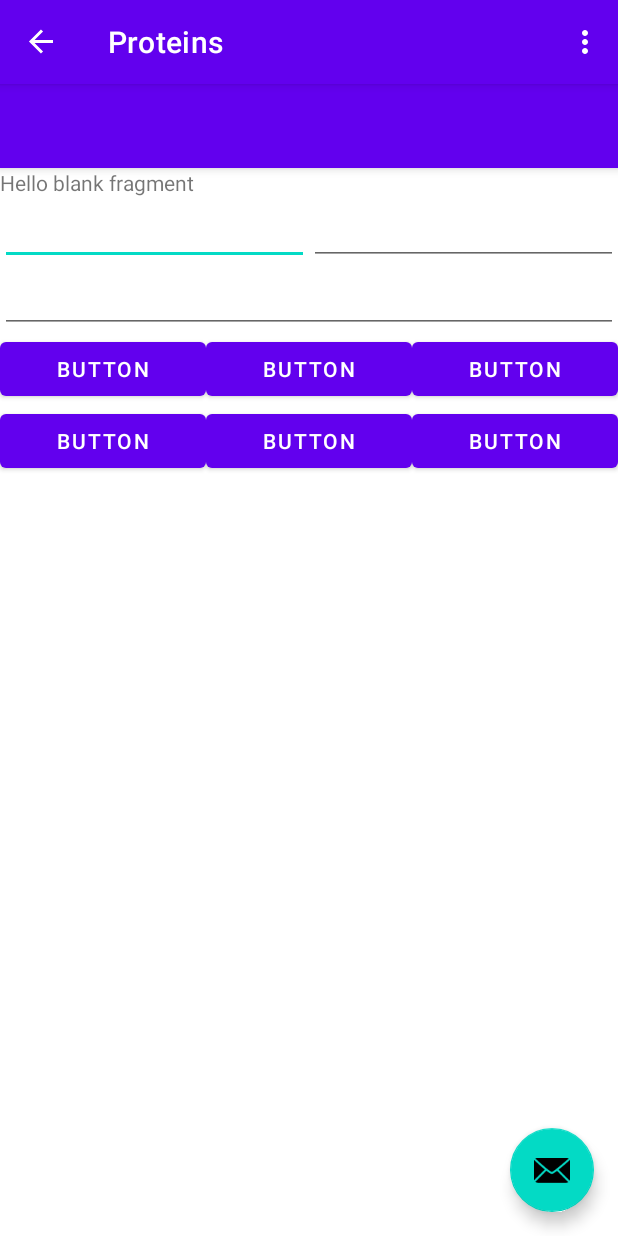
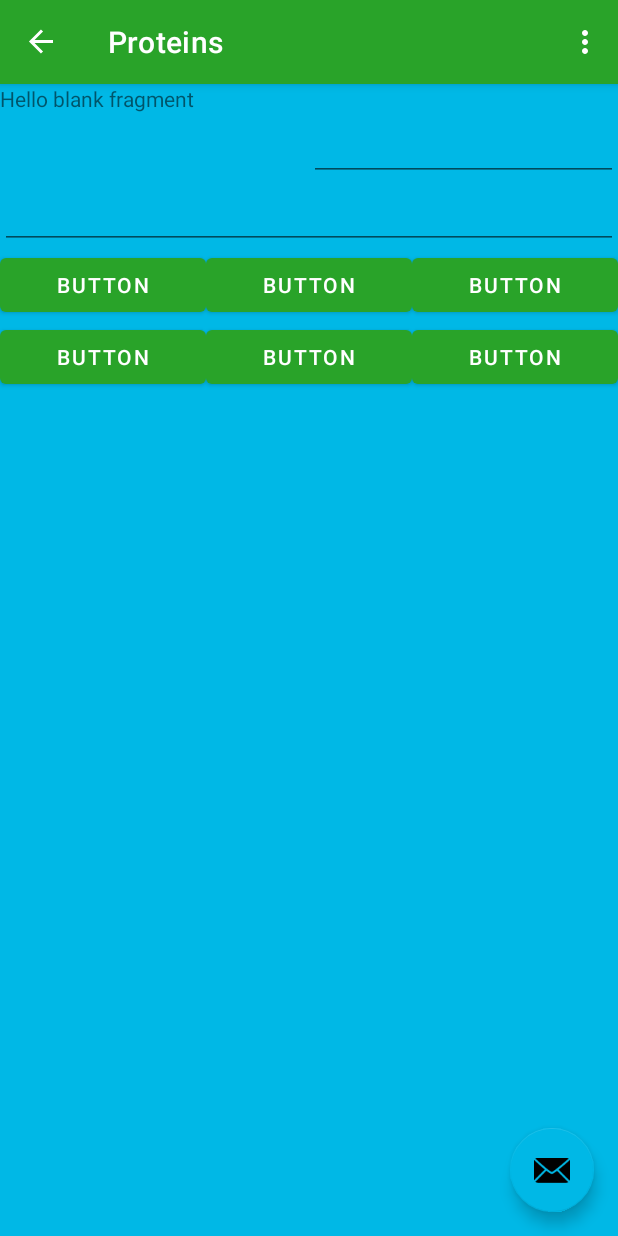
Before and after one commit to robbiebrush/TooFit, an Android app: the screen it shows after launch (MainActivity), in the side drawer, after a tap on "Proteins", on a phone screen of 412 x 824 dp. Run offline under Robolectric (Android 15) with nearby library versions, the phone set to English and light mode, and no system bars; our stand-ins replace navigation-ui.

Commit message:
Fixed app_bar_main:
*toolbar fixed
*fab (settings) button fixed

```diff
--- a/app/src/main/AndroidManifest.xml
+++ b/app/src/main/AndroidManifest.xml
@@ -11,7 +11,8 @@
         android:theme="@style/Theme.TooFit">
         <activity
             android:name=".MainActivity"
-            android:exported="true">
+            android:exported="true"
+            android:theme="@style/Theme.TooFit.NoActionBar">
             <intent-filter>
                 <action android:name="android.intent.action.MAIN" />
 
--- a/app/src/main/java/com/example/toofit/MainActivity.java
+++ b/app/src/main/java/com/example/toofit/MainActivity.java
@@ -28,14 +28,13 @@ public class MainActivity extends AppCompatActivity {
         binding = ActivityMainBinding.inflate(getLayoutInflater());
         setContentView(binding.getRoot());
 
-        //setSupportActionBar(binding.appBarMain.toolbar);
-        //binding.appBarMain.fab.setOnClickListener(new View.OnClickListener() {
-        //    @Override
-        //    public void onClick(View view) {
-        //        Snackbar.make(view, "Replace with your own action", Snackbar.LENGTH_LONG)
-        //                .setAction("Action", null).show();
-        //    }
-        //});
+        setSupportActionBar(binding.appBarMain.myToolbar);
+        binding.appBarMain.fabButt.setOnClickListener(new View.OnClickListener() {
+            public void onClick(View view) {
+                Snackbar.make(view, "Replace with action", Snackbar.LENGTH_LONG)
+                    .setAction("Action", null).show();
+            }
+        });
 
         DrawerLayout drawer = binding.drawerLayout;
         NavigationView navigationView = binding.navView;
--- a/app/src/main/res/layout/app_bar_main.xml
+++ b/app/src/main/res/layout/app_bar_main.xml
@@ -12,18 +12,21 @@
         android:theme="@style/Theme.TooFit.AppBarOverlay">
 
         <androidx.appcompat.widget.Toolbar
-            android:id="@+id/toolbar"
+            android:id="@+id/myToolbar"
             android:layout_width="match_parent"
             android:layout_height="?attr/actionBarSize"
             android:background="?attr/colorPrimary"
-            app:popupTheme="@style/Theme.TooFit.PopupOverlay" />
+            app:popupTheme="@style/Theme.TooFit.PopupOverlay"
+            android:theme="@style/ThemeOverlay.AppCompat.ActionBar"/>
+
+
 
     </com.google.android.material.appbar.AppBarLayout>
 
     <include layout="@layout/content_main" />
 
     <com.google.android.material.floatingactionbutton.FloatingActionButton
-        android:id="@+id/fab"
+        android:id="@+id/fabButt"
         android:layout_width="wrap_content"
         android:layout_height="wrap_content"
         android:layout_gravity="bottom|end"
--- a/app/src/main/res/layout/content_main.xml
+++ b/app/src/main/res/layout/content_main.xml
@@ -4,6 +4,7 @@
     xmlns:tools="http://schemas.android.com/tools"
     android:layout_width="match_parent"
     android:layout_height="match_parent"
+    android:background="@color/blue_700"
     app:layout_behavior="@string/appbar_scrolling_view_behavior"
     tools:showIn="@layout/app_bar_main">
 
--- a/app/src/main/res/values-night/themes.xml
+++ b/app/src/main/res/values-night/themes.xml
@@ -2,12 +2,12 @@
     <!-- Base application theme. -->
     <style name="Theme.TooFit" parent="Theme.MaterialComponents.DayNight.DarkActionBar">
         <!-- Primary brand color. -->
-        <item name="colorPrimary">@color/purple_200</item>
-        <item name="colorPrimaryVariant">@color/purple_700</item>
+        <item name="colorPrimary">@color/green_200</item>
+        <item name="colorPrimaryVariant">@color/green_700</item>
         <item name="colorOnPrimary">@color/black</item>
         <!-- Secondary brand color. -->
-        <item name="colorSecondary">@color/teal_200</item>
-        <item name="colorSecondaryVariant">@color/teal_200</item>
+        <item name="colorSecondary">@color/blue_200</item>
+        <item name="colorSecondaryVariant">@color/blue_200</item>
         <item name="colorOnSecondary">@color/black</item>
         <!-- Status bar color. -->
         <item name="android:statusBarColor" tools:targetApi="l">?attr/colorPrimaryVariant</item>
--- a/app/src/main/res/values/colors.xml
+++ b/app/src/main/res/values/colors.xml
@@ -1,10 +1,10 @@
 <?xml version="1.0" encoding="utf-8"?>
 <resources>
-    <color name="purple_200">#FFBB86FC</color>
-    <color name="purple_500">#FF6200EE</color>
-    <color name="purple_700">#FF3700B3</color>
-    <color name="teal_200">#FF03DAC5</color>
-    <color name="teal_700">#FF018786</color>
+    <color name="green_200">#2eb82e</color>
+    <color name="green_500">#29a329</color>
+    <color name="green_700">#1f7a1f</color>
+    <color name="blue_200">#00b8e6</color>
+    <color name="blue_700">#00b8e6</color>
     <color name="black">#FF000000</color>
     <color name="white">#FFFFFFFF</color>
 </resources>
--- a/app/src/main/res/values/themes.xml
+++ b/app/src/main/res/values/themes.xml
@@ -2,12 +2,12 @@
     <!-- Base application theme. -->
     <style name="Theme.TooFit" parent="Theme.MaterialComponents.DayNight.DarkActionBar">
         <!-- Primary brand color. -->
-        <item name="colorPrimary">@color/purple_500</item>
-        <item name="colorPrimaryVariant">@color/purple_700</item>
+        <item name="colorPrimary">@color/green_500</item>
+        <item name="colorPrimaryVariant">@color/green_700</item>
         <item name="colorOnPrimary">@color/white</item>
         <!-- Secondary brand color. -->
-        <item name="colorSecondary">@color/teal_200</item>
-        <item name="colorSecondaryVariant">@color/teal_700</item>
+        <item name="colorSecondary">@color/blue_200</item>
+        <item name="colorSecondaryVariant">@color/blue_700</item>
         <item name="colorOnSecondary">@color/black</item>
         <!-- Status bar color. -->
         <item name="android:statusBarColor" tools:targetApi="l">?attr/colorPrimaryVariant</item>
```
